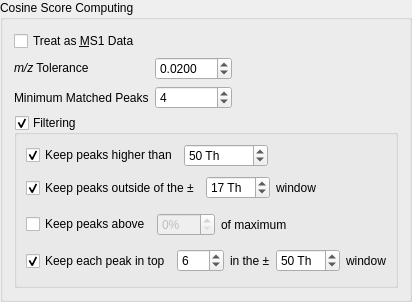
metgem/metgem, file metgem/ui/widgets/cosine_options_widget.ui: the form before one commit.
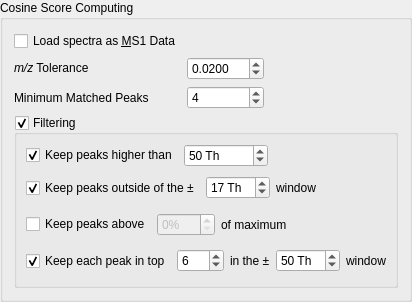
The form after the commit.

Commit message: Clarify how the load as MS1 option works

What changed in the file:
```diff
--- a/metgem/ui/widgets/cosine_options_widget.ui
+++ b/metgem/ui/widgets/cosine_options_widget.ui
@@ -45,7 +45,7 @@
    <item row="0" column="0">
     <widget class="QCheckBox" name="chkMS1Data">
      <property name="text">
-      <string>Treat as &amp;MS1 Data</string>
+      <string>Load spectra as &amp;MS1 Data</string>
      </property>
     </widget>
    </item>
```
Left out of the diff: 3 changed lines with no effect on the pictures.
